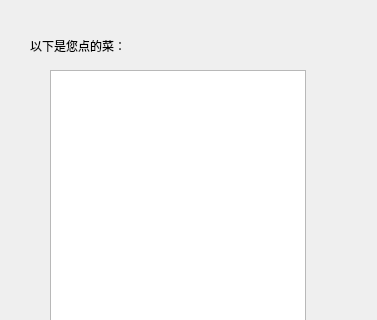
Old version of the form paydialog.ui in the repository WhirlFirst/QtDish; both pictures show x 0 to 377 and y 0 to 320 of the 377 by 477 pixel window.
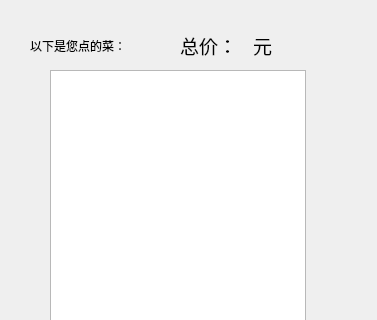
New version of the form.

```diff
--- a/paydialog.ui
+++ b/paydialog.ui
@@ -54,6 +54,44 @@
     </property>
    </widget>
   </widget>
+  <widget class="QWidget" name="">
+   <property name="geometry">
+    <rect>
+     <x>180</x>
+     <y>30</y>
+     <width>140</width>
+     <height>30</height>
+    </rect>
+   </property>
+   <layout class="QHBoxLayout" name="horizontalLayout">
+    <item>
+     <widget class="QLabel" name="label_2">
+      <property name="font">
+       <font>
+        <family>Agency FB</family>
+        <pointsize>14</pointsize>
+       </font>
+      </property>
+      <property name="text">
+       <string>总价：</string>
+      </property>
+     </widget>
+    </item>
+    <item>
+     <widget class="QLabel" name="costlabel">
+      <property name="font">
+       <font>
+        <family>Agency FB</family>
+        <pointsize>14</pointsize>
+       </font>
+      </property>
+      <property name="text">
+       <string>元</string>
+      </property>
+     </widget>
+    </item>
+   </layout>
+  </widget>
  </widget>
  <resources/>
  <connections/>
```
